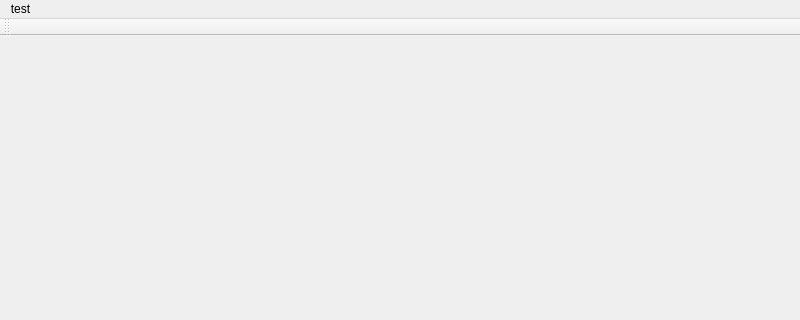
laurent22/akview, file src/mainwindow.ui: the form before one commit; both pictures show x 0 to 800 and y 0 to 320 of the 800 by 601 pixel window.
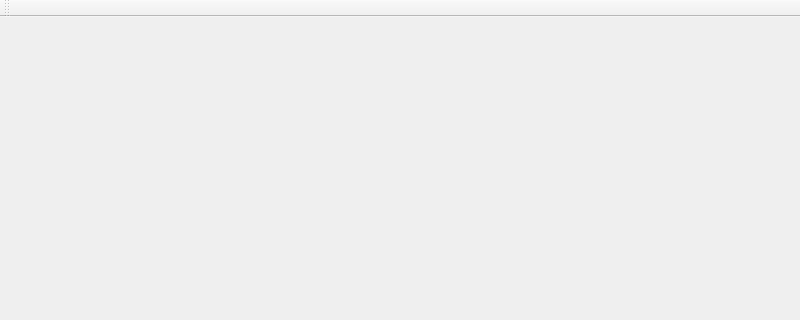
The form after the commit.

Commit message: Removed test entry

Patch:
```diff
--- a/src/mainwindow.ui
+++ b/src/mainwindow.ui
@@ -42,12 +42,6 @@
      <height>27</height>
     </rect>
    </property>
-   <widget class="QMenu" name="menuTest">
-    <property name="title">
-     <string>test</string>
-    </property>
-   </widget>
-   <addaction name="menuTest"/>
   </widget>
   <widget class="QToolBar" name="mainToolbar">
    <property name="windowTitle">
```
